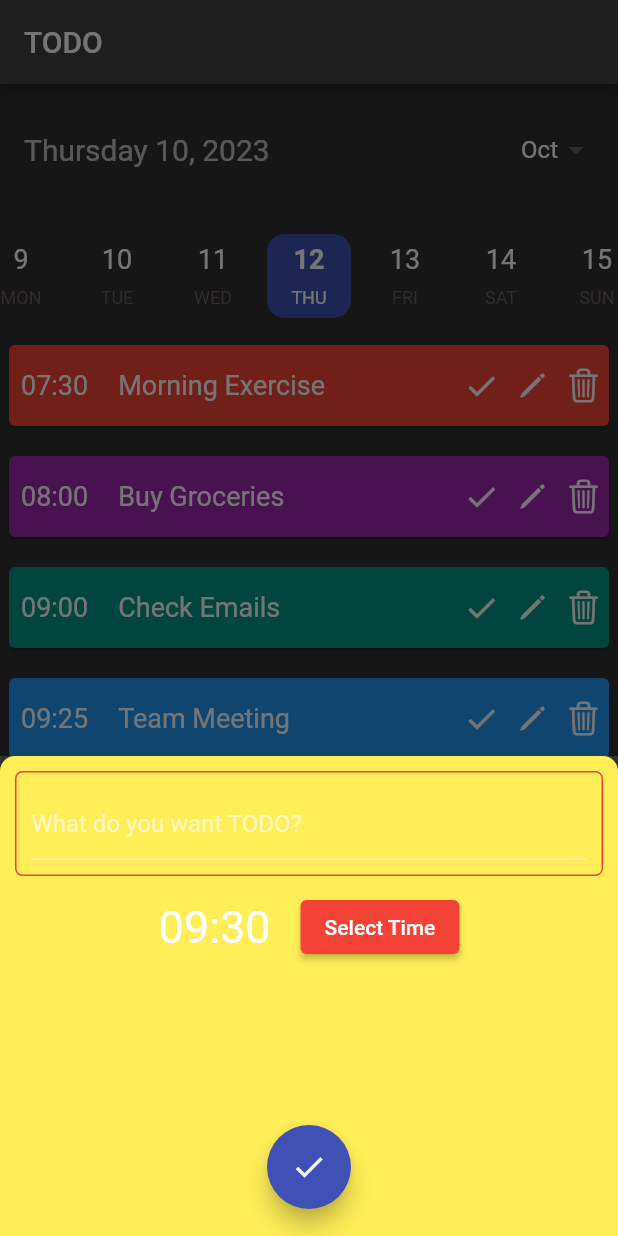
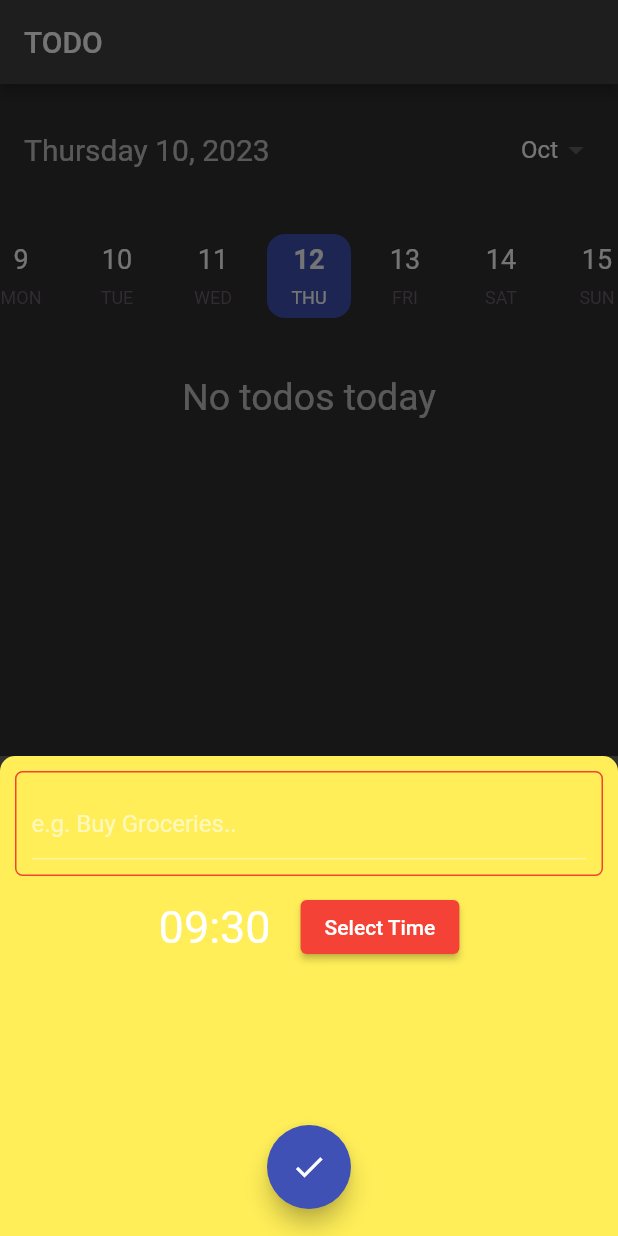
Before and after one commit to eqrakhattak/PRODIGY_AD_02, a Flutter app: the screen it shows after launch, after a tap on the "add" icon, on a phone screen of 412 x 824 dp. Run offline on Flutter 3.47's test engine with Material 2 defaults, Android fonts, the phone set to English and light mode, and no system bars; drawn by our look-alikes of easy_date_timeline; our stand-ins replace fluttertoast.

Commit message:
Small Updates

```diff
--- a/TODO/lib/model/todo.dart
+++ b/TODO/lib/model/todo.dart
@@ -1,4 +1,3 @@
-import 'dart:math';
 import 'package:flutter/material.dart';
 
 class ToDo {
@@ -18,12 +17,12 @@ class ToDo {
 
   static List<ToDo> todoList() {
     return [
-      ToDo(id: '01', todoTime: '07:30', todoTask: 'Morning Exercise', backgroundColor: Colors.red),
-      ToDo(id: '02', todoTime: '08:00', todoTask: 'Buy Groceries', backgroundColor: Colors.purple),
-      ToDo(id: '03', todoTime: '09:00', todoTask: 'Check Emails', backgroundColor: Colors.teal),
-      ToDo(id: '04', todoTime: '09:25', todoTask: 'Team Meeting', backgroundColor: Colors.blue),
-      ToDo(id: '05', todoTime: '10:00', todoTask: 'Work on mobile apps for 2 hours', backgroundColor: Colors.yellow),
-      ToDo(id: '06', todoTime: '21:00', todoTask: 'Dinner with Jenny', backgroundColor: Colors.orangeAccent),
+      // ToDo(id: '01', todoTime: '07:30', todoTask: 'Morning Exercise', backgroundColor: Colors.red),
+      // ToDo(id: '02', todoTime: '08:00', todoTask: 'Buy Groceries', backgroundColor: Colors.purple),
+      // ToDo(id: '03', todoTime: '09:00', todoTask: 'Check Emails', backgroundColor: Colors.teal),
+      // ToDo(id: '04', todoTime: '09:25', todoTask: 'Team Meeting', backgroundColor: Colors.blue),
+      // ToDo(id: '05', todoTime: '10:00', todoTask: 'Work on mobile apps for 2 hours', backgroundColor: Colors.yellow),
+      // ToDo(id: '06', todoTime: '21:00', todoTask: 'Dinner with Jenny', backgroundColor: Colors.orangeAccent),
     ];
   }
 }
--- a/TODO/lib/screens/homePage.dart
+++ b/TODO/lib/screens/homePage.dart
@@ -70,6 +70,17 @@ class _MyHomePageState extends State<MyHomePage> {
                 final timeB = DateTime.parse('2023-10-08 ${b.todoTime}:00');
                 return timeA.compareTo(timeB);
               });
+
+              if (todoProvider.todosList.isEmpty) {
+                return Column(
+                  children: [
+                    const SizedBox(height: 30,),
+                    Center(
+                      child: Text("No todos today", style: Theme.of(context).textTheme.headlineLarge?.copyWith(fontSize: 25),),
+                    ),
+                  ],
+                );
+              } else {
                 return Expanded(
                   child: ListView.builder(
                     itemCount: todoProvider.todosList.length,
@@ -79,6 +90,7 @@ class _MyHomePageState extends State<MyHomePage> {
                     physics: const BouncingScrollPhysics(),
                   ),
                 );
+              }
             },
           ),
         ],
--- a/TODO/lib/widgets/todoCreatorWidget.dart
+++ b/TODO/lib/widgets/todoCreatorWidget.dart
@@ -66,7 +66,7 @@ class _TodoCreatorWidgetState extends State<TodoCreatorWidget> {
                 color: Colors.black
               ),
               decoration: const InputDecoration(
-                hintText: 'What do you want TODO?',
+                hintText: 'e.g. Buy Groceries..',
               ),
             ),
           ),
```
Lines whose indentation alone changed are shown as unchanged.
